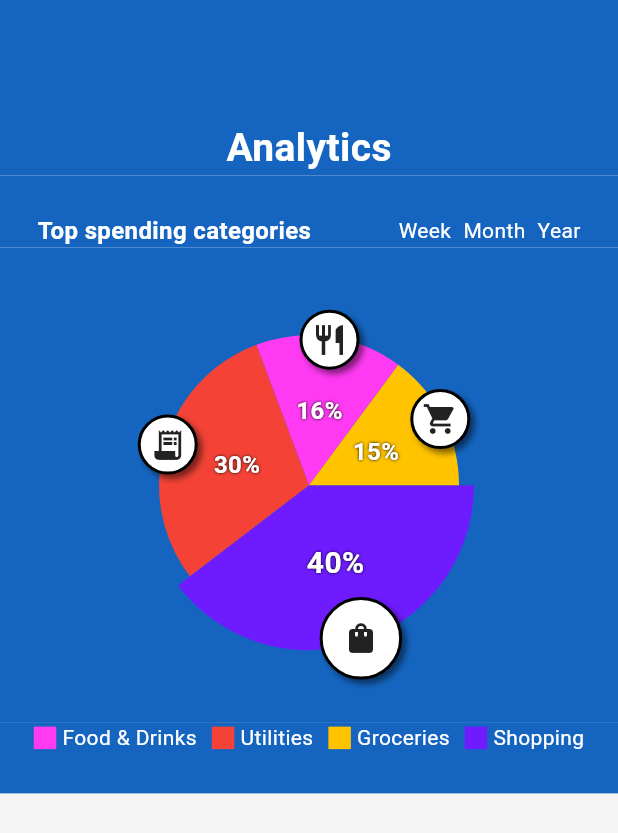
After one commit to mariellecarnecer99/budget-lens, a Flutter app: the screen it shows after launch, after a tap on "View Insights", on a phone screen of 412 x 824 dp. The commit adds this screen. Shown: the top 833 px of the screen. Run offline on Flutter 3.47's test engine with Material 3 defaults, Android fonts, the phone set to English and light mode, and no system bars; drawn by our look-alikes of fl_chart; statements that could not run were skipped.

Commit message:
feat: initial commit on analytics page

```diff
--- /dev/null
+++ b/lib/pages/analytics.dart
@@ -0,0 +1,277 @@
+import 'package:flutter/material.dart';
+import 'package:fl_chart/fl_chart.dart';
+
+class AnalyticsPage extends StatefulWidget {
+  const AnalyticsPage({super.key});
+
+  @override
+  State<AnalyticsPage> createState() => AnalyticsPageState();
+}
+
+class AnalyticsPageState extends State<AnalyticsPage> {
+  int touchedIndex = 0;
+
+  @override
+  Widget build(BuildContext context) {
+    return Scaffold(
+        backgroundColor: Colors.grey[100],
+        body: Column(children: [
+          Container(
+            padding: const EdgeInsets.only(top: 80),
+            alignment: Alignment.bottomCenter,
+            decoration: BoxDecoration(color: Colors.blue.shade800),
+            child: Text(
+              "Analytics",
+              style: TextStyle(
+                  fontSize: 26,
+                  fontWeight: FontWeight.bold,
+                  color: Colors.white),
+            ),
+          ),
+          Padding(
+              padding: const EdgeInsets.all(0.0),
+              child: Container(
+                padding: const EdgeInsets.only(
+                    top: 25, bottom: 0, left: 25, right: 25),
+                alignment: Alignment.bottomCenter,
+                decoration: BoxDecoration(color: Colors.blue.shade800),
+                child: Row(
+                  mainAxisAlignment: MainAxisAlignment.spaceBetween,
+                  children: [
+                    Text(
+                      "Top spending categories ",
+                      style: TextStyle(
+                          color: Colors.white,
+                          fontSize: 16,
+                          fontWeight: FontWeight.bold),
+                    ),
+                    Row(
+                      children: [
+                        Text("Week",
+                            style: TextStyle(
+                              color: Colors.white,
+                              fontSize: 14,
+                            )),
+                        SizedBox(width: 8),
+                        Text("Month",
+                            style: TextStyle(
+                              color: Colors.white,
+                              fontSize: 14,
+                            )),
+                        SizedBox(width: 8),
+                        Text("Year",
+                            style: TextStyle(
+                              color: Colors.white,
+                              fontSize: 14,
+                            )),
+                      ],
+                    ),
+                  ],
+                ),
+              )),
+          Container(
+            alignment: Alignment.topCenter,
+            decoration: BoxDecoration(color: Colors.blue.shade800),
+            child: AspectRatio(
+              aspectRatio: 1.3,
+              child: AspectRatio(
+                aspectRatio: 1,
+                child: PieChart(
+                  PieChartData(
+                    pieTouchData: PieTouchData(
+                      touchCallback: (FlTouchEvent event, pieTouchResponse) {
+                        setState(() {
+                          if (!event.isInterestedForInteractions ||
+                              pieTouchResponse == null ||
+                              pieTouchResponse.touchedSection == null) {
+                            touchedIndex = -1;
+                            return;
+                          }
+                          touchedIndex = pieTouchResponse
+                              .touchedSection!.touchedSectionIndex;
+                        });
+                      },
+                    ),
+                    borderData: FlBorderData(
+                      show: false,
+                    ),
+                    sectionsSpace: 0,
+                    centerSpaceRadius: 0,
+                    sections: showingSections(),
+                  ),
+                ),
+              ),
+            ),
+          ),
+          Container(
+            padding: EdgeInsets.only(bottom: 27),
+            alignment: Alignment.bottomCenter,
+            decoration: BoxDecoration(color: Colors.blue.shade800),
+            child: Row(
+              mainAxisAlignment: MainAxisAlignment.center,
+              children: [
+                indicatorWithColor('Food & Drinks', Color(0xFFFF3AF2)),
+                indicatorWithColor('Utilities', Colors.red),
+                indicatorWithColor('Groceries', Color(0xFFFFC300)),
+                indicatorWithColor('Shopping', Color(0xFF6E1BFF)),
+              ],
+            ),
+          ),
+        ]));
+  }
+
+  Widget indicatorWithColor(String text, Color color) {
+    double size = 15.0;
+
+    return Padding(
+      padding: const EdgeInsets.symmetric(horizontal: 5.0),
+      child: Row(
+        children: [
+          Container(
+            width: size,
+            height: size,
+            decoration: BoxDecoration(
+              shape: BoxShape.rectangle,
+              color: color,
+            ),
+          ),
+          SizedBox(width: 4),
+          Text(
+            text,
+            style: TextStyle(color: Colors.white, fontSize: 14),
+          ),
+        ],
+      ),
+    );
+  }
+
+  List<PieChartSectionData> showingSections() {
+    return List.generate(4, (i) {
+      final isTouched = i == touchedIndex;
+      final fontSize = isTouched ? 20.0 : 16.0;
+      final radius = isTouched ? 110.0 : 100.0;
+      final widgetSize = isTouched ? 55.0 : 40.0;
+      const shadows = [Shadow(color: Colors.black, blurRadius: 2)];
+
+      switch (i) {
+        case 0:
+          return PieChartSectionData(
+            color: Color(0xFF6E1BFF),
+            value: 40,
+            title: '40%',
+            radius: radius,
+            titleStyle: TextStyle(
+              fontSize: fontSize,
+              fontWeight: FontWeight.bold,
+              color: const Color(0xffffffff),
+              shadows: shadows,
+            ),
+            badgeWidget: _Badge(
+              Icons.shopping_bag,
+              size: widgetSize,
+              borderColor: Colors.black,
+            ),
+            badgePositionPercentageOffset: .98,
+          );
+        case 1:
+          return PieChartSectionData(
+            color: Colors.red,
+            value: 30,
+            title: '30%',
+            radius: radius,
+            titleStyle: TextStyle(
+              fontSize: fontSize,
+              fontWeight: FontWeight.bold,
+              color: const Color(0xffffffff),
+              shadows: shadows,
+            ),
+            badgeWidget: _Badge(
+              Icons.receipt_long,
+              size: widgetSize,
+              borderColor: Colors.black,
+            ),
+            badgePositionPercentageOffset: .98,
+          );
+        case 2:
+          return PieChartSectionData(
+            color: Color(0xFFFF3AF2),
+            value: 16,
+            title: '16%',
+            radius: radius,
+            titleStyle: TextStyle(
+              fontSize: fontSize,
+              fontWeight: FontWeight.bold,
+              color: const Color(0xffffffff),
+              shadows: shadows,
+            ),
+            badgeWidget: _Badge(
+              Icons.restaurant,
+              size: widgetSize,
+              borderColor: Colors.black,
+            ),
+            badgePositionPercentageOffset: .98,
+          );
+        case 3:
+          return PieChartSectionData(
+            color: Color(0xFFFFC300),
+            value: 15,
+            title: '15%',
+            radius: radius,
+            titleStyle: TextStyle(
+              fontSize: fontSize,
+              fontWeight: FontWeight.bold,
+              color: const Color(0xffffffff),
+              shadows: shadows,
+            ),
+            badgeWidget: _Badge(
+              Icons.local_grocery_store,
+              size: widgetSize,
+              borderColor: Colors.black,
+            ),
+            badgePositionPercentageOffset: .98,
+          );
+        default:
+          throw Exception('Oh no');
+      }
+    });
+  }
+}
+
+class _Badge extends StatelessWidget {
+  const _Badge(
+    this.icon, {
+    required this.size,
+    required this.borderColor,
+  });
+  final IconData icon;
+  final double size;
+  final Color borderColor;
+
+  @override
+  Widget build(BuildContext context) {
+    return AnimatedContainer(
+      duration: PieChart.defaultDuration,
+      width: size,
+      height: size,
+      decoration: BoxDecoration(
+        color: Colors.white,
+        shape: BoxShape.circle,
+        border: Border.all(
+          color: borderColor,
+          width: 2,
+        ),
+        boxShadow: <BoxShadow>[
+          BoxShadow(
+            color: Colors.black.withValues(alpha: .5),
+            offset: const Offset(3, 3),
+            blurRadius: 3,
+          ),
+        ],
+      ),
+      padding: EdgeInsets.all(size * .15),
+      child: Center(
+        child: Icon(icon),
+      ),
+    );
+  }
+}
--- a/lib/pages/home.dart
+++ b/lib/pages/home.dart
@@ -1,3 +1,4 @@
+import 'package:expense_tracker/pages/analytics.dart';
 import 'package:flutter/material.dart';
 import 'package:flutter/services.dart';
 import 'package:intl/intl.dart';
@@ -89,12 +90,21 @@ class _HomePageState extends State<HomePage> {
                             fontSize: 14,
                           ))
                     ])),
-                const Text(
-                  "View Insights",
-                  style: TextStyle(
+                GestureDetector(
+                  onTap: () {
+                    Navigator.push(
+                      context,
+                      MaterialPageRoute(builder: (context) => AnalyticsPage()),
+                    );
+                  },
+                  child: Text(
+                    "View Insights",
+                    style: TextStyle(
                       fontSize: 16,
                       fontWeight: FontWeight.bold,
-                      color: Colors.blue),
+                      color: Colors.blue,
+                    ),
+                  ),
                 )
               ],
             ),
@@ -106,7 +116,7 @@ class _HomePageState extends State<HomePage> {
             padding: const EdgeInsets.symmetric(horizontal: 25),
             child: Row(
               children: [
-                buildTopSpendsChart("FOOD & DRINKS", Colors.blue, .3),
+                buildTopSpendsChart("FOOD & DRINKS", Color(0xFFFF3AF2), .3),
                 const SizedBox(
                   width: 2,
                 ),
@@ -114,11 +124,11 @@ class _HomePageState extends State<HomePage> {
                 const SizedBox(
                   width: 2,
                 ),
-                buildTopSpendsChart("GROCERIES", Colors.yellow, .20),
+                buildTopSpendsChart("GROCERIES", Color(0xFFFFC300), .20),
                 const SizedBox(
                   width: 2,
                 ),
-                buildTopSpendsChart("SHOPPING", Colors.orange, .23),
+                buildTopSpendsChart("SHOPPING", Color(0xFF6E1BFF), .23),
               ],
             ),
           ),
--- a/pubspec.yaml
+++ b/pubspec.yaml
@@ -35,6 +35,8 @@ dependencies:
   # The following adds the Cupertino Icons font to your application.
   # Use with the CupertinoIcons class for iOS style icons.
   cupertino_icons: ^1.0.8
+  fl_chart: ^0.70.2
+  flutter_svg: ^2.0.17
 
 dev_dependencies:
   flutter_test:
@@ -59,8 +61,8 @@ flutter:
   uses-material-design: true
 
   # To add assets to your application, add an assets section, like this:
-  # assets:
-  #   - images/a_dot_burr.jpeg
+  assets:
+    - categoryIcons
   #   - images/a_dot_ham.jpeg
 
   # An image asset can refer to one or more resolution-specific "variants", see
```
Also changed, not shown: pubspec.lock.
